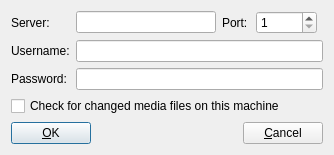
Above: mnemosyne/mnemosyne/pyqt_ui/sync_dlg.ui from mnemosyne-proj/mnemosyne before the change. Below: the same form after it.
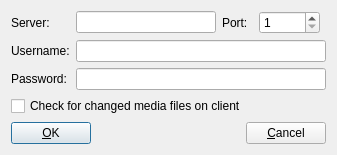
That is the form after the change.

The edit to the form file:
```diff
--- a/mnemosyne/mnemosyne/pyqt_ui/sync_dlg.ui
+++ b/mnemosyne/mnemosyne/pyqt_ui/sync_dlg.ui
@@ -6,8 +6,8 @@
    <rect>
     <x>0</x>
     <y>0</y>
-    <width>334</width>
-    <height>144</height>
+    <width>337</width>
+    <height>152</height>
    </rect>
   </property>
   <property name="windowTitle">
@@ -84,7 +84,7 @@
      <item>
       <widget class="QCheckBox" name="check_for_edited_local_media_files">
        <property name="text">
-        <string>Check for changed media files on this machine</string>
+        <string>Check for changed media files on client</string>
        </property>
       </widget>
      </item>
```
